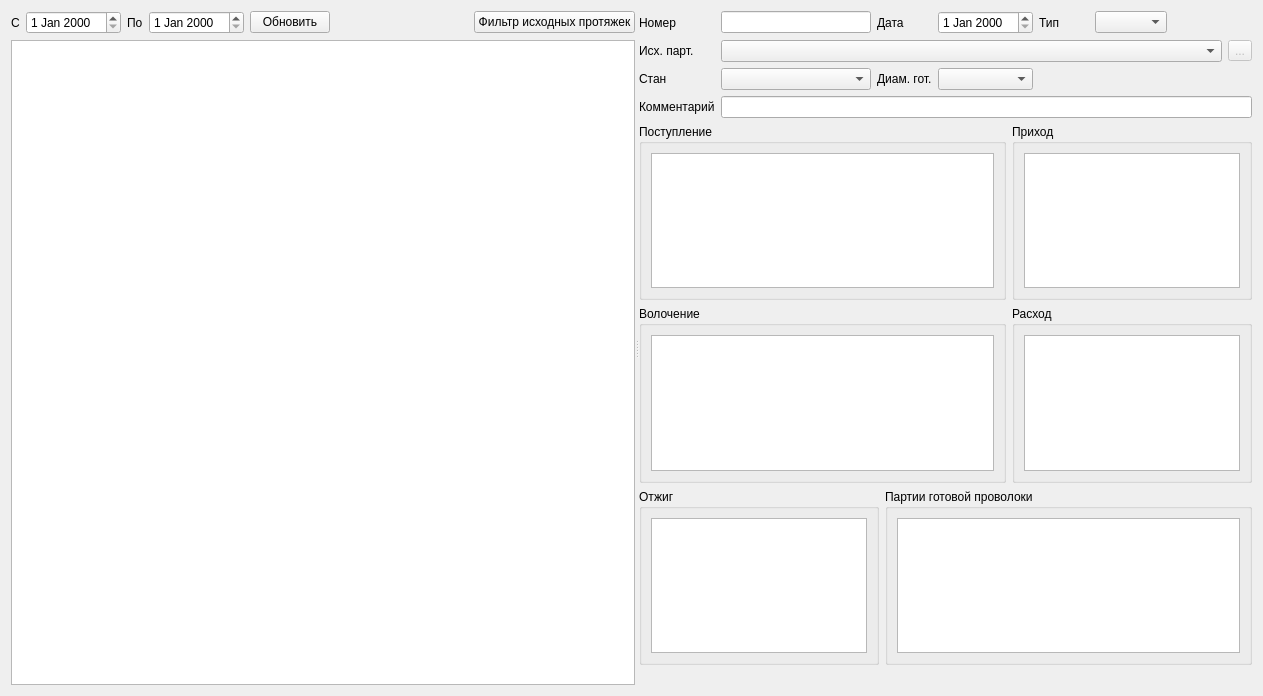
Above: formpodt.ui from Sergeyego/wire_pr before the change. Below: the same form after it.
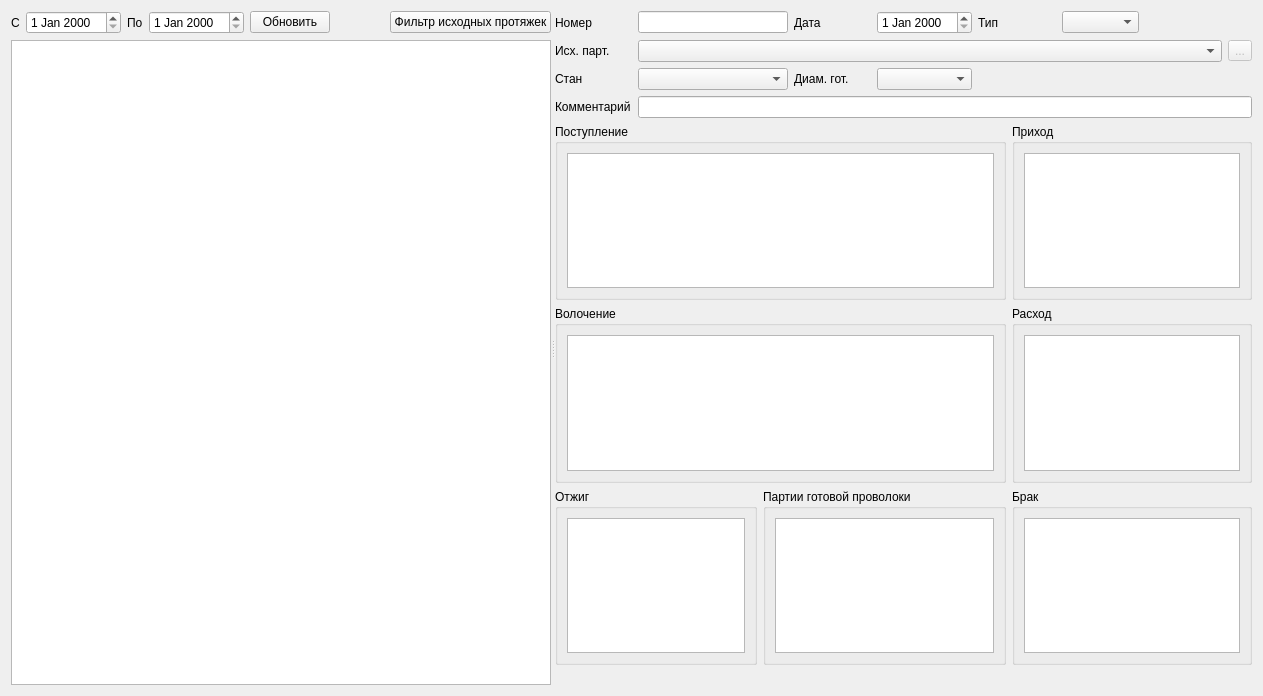
That is the form after the change. Icons and pictures are not drawn. Custom widgets are drawn as their Qt base class.

Commit message: добавлен брак подтяжек и отчет подтяжек по катанке

```diff
--- a/formpodt.ui
+++ b/formpodt.ui
@@ -364,6 +364,30 @@
            </layout>
           </widget>
          </item>
+         <item>
+          <widget class="QGroupBox" name="groupBoxDef">
+           <property name="minimumSize">
+            <size>
+             <width>240</width>
+             <height>0</height>
+            </size>
+           </property>
+           <property name="maximumSize">
+            <size>
+             <width>240</width>
+             <height>16777215</height>
+            </size>
+           </property>
+           <property name="title">
+            <string>Брак</string>
+           </property>
+           <layout class="QVBoxLayout" name="verticalLayout_4">
+            <item>
+             <widget class="DbViewer" name="tableViewPodtDef"/>
+            </item>
+           </layout>
+          </widget>
+         </item>
         </layout>
        </item>
        <item>
@@ -395,16 +419,16 @@
    <extends>QDateEdit</extends>
    <header>db/dbviewer.h</header>
   </customwidget>
-  <customwidget>
-   <class>DbViewer</class>
-   <extends>QTableView</extends>
-   <header>db/dbviewer.h</header>
-  </customwidget>
   <customwidget>
    <class>TableView</class>
    <extends>QTableView</extends>
    <header>olap/tableview.h</header>
   </customwidget>
+  <customwidget>
+   <class>DbViewer</class>
+   <extends>QTableView</extends>
+   <header>db/dbviewer.h</header>
+  </customwidget>
  </customwidgets>
  <tabstops>
   <tabstop>lineEditNum</tabstop>
```
The commit also changes 12 other files.
